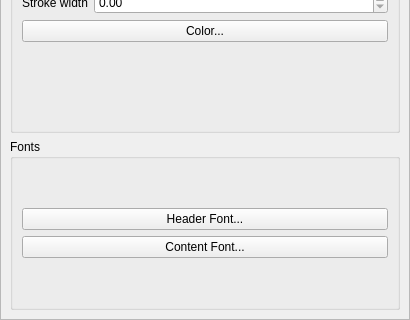
Above: src/ui/qgscomposertablewidgetbase.ui from qgis/QGIS before the change; both pictures show x 0 to 410 and y 275 to 595 of the 410 by 595 pixel window. Below: the same form after it.
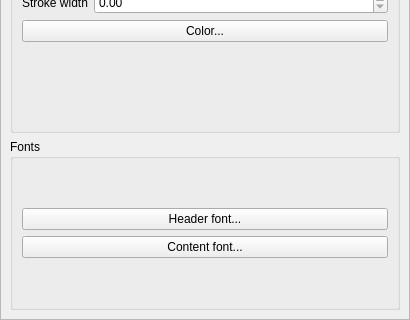
That is the form after the change. Custom widgets are drawn as their Qt base class.

Diff of the .ui file:
```diff
--- a/src/ui/qgscomposertablewidgetbase.ui
+++ b/src/ui/qgscomposertablewidgetbase.ui
@@ -47,7 +47,7 @@
         <x>0</x>
         <y>0</y>
         <width>408</width>
-        <height>573</height>
+        <height>572</height>
        </rect>
       </property>
       <layout class="QVBoxLayout" name="mainLayout">
@@ -217,14 +217,14 @@
             <item>
              <widget class="QPushButton" name="mHeaderFontPushButton">
               <property name="text">
-               <string>Header Font...</string>
+               <string>Header font...</string>
               </property>
              </widget>
             </item>
             <item>
              <widget class="QPushButton" name="mContentFontPushButton">
               <property name="text">
-               <string>Content Font...</string>
+               <string>Content font...</string>
               </property>
              </widget>
             </item>
@@ -240,17 +240,17 @@
   </layout>
  </widget>
  <customwidgets>
-  <customwidget>
-   <class>QgsColorButton</class>
-   <extends>QPushButton</extends>
-   <header>qgscolorbutton.h</header>
-  </customwidget>
   <customwidget>
    <class>QgsCollapsibleGroupBoxBasic</class>
    <extends>QGroupBox</extends>
    <header location="global">qgscollapsiblegroupbox.h</header>
    <container>1</container>
   </customwidget>
+  <customwidget>
+   <class>QgsColorButton</class>
+   <extends>QPushButton</extends>
+   <header>qgscolorbutton.h</header>
+  </customwidget>
  </customwidgets>
  <resources/>
  <connections/>
```
